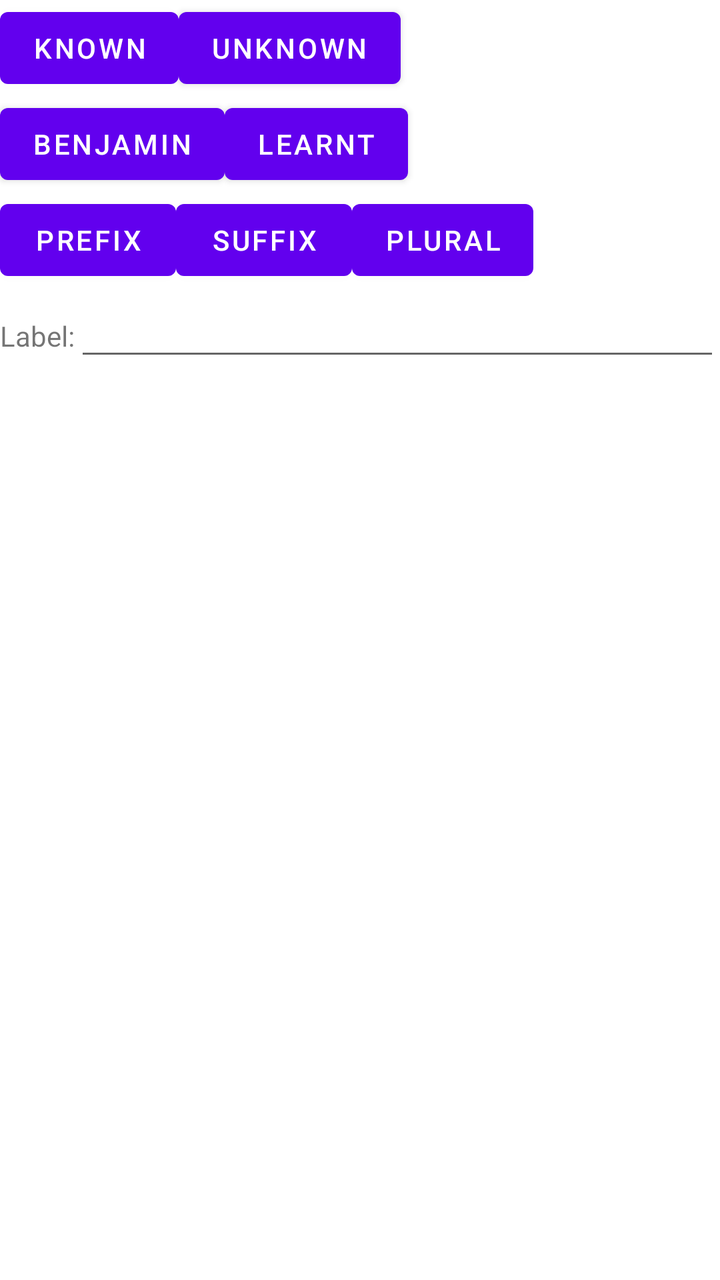
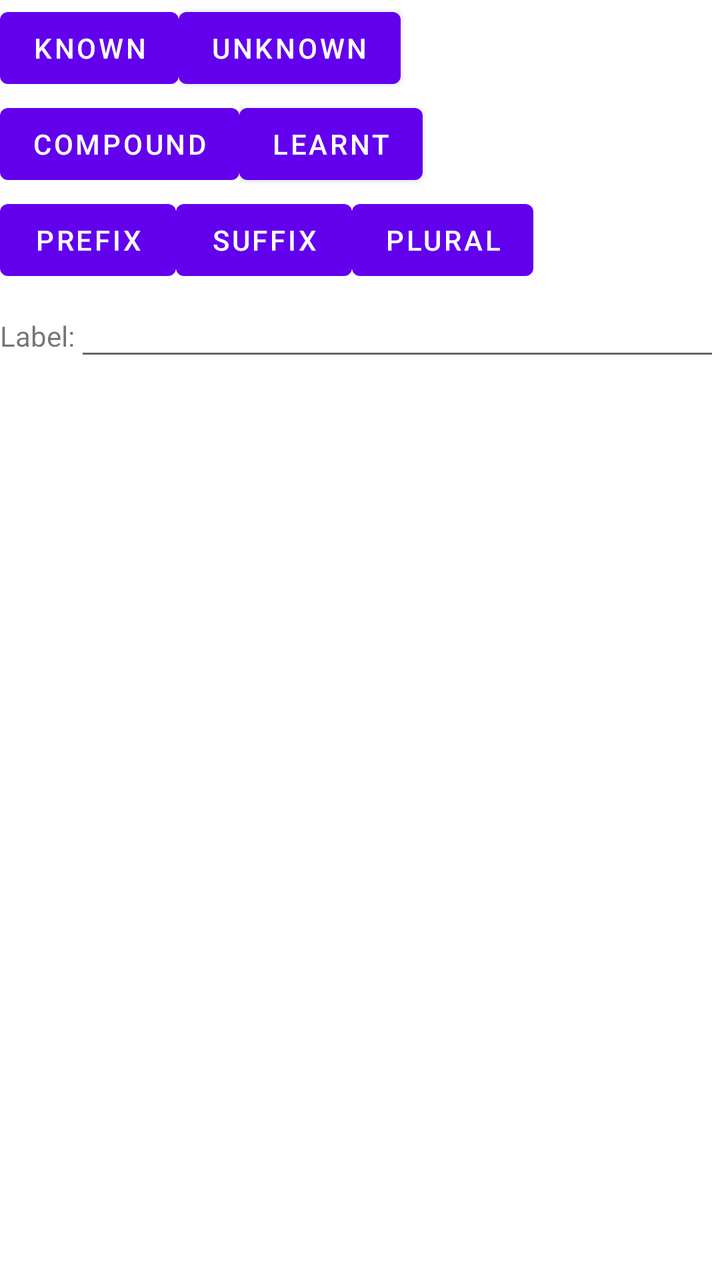

An Android layout rendered at two revisions. The XML below is the earlier revision; the diff shows what the commit changed to produce the second picture.
<!-- AndroidManifest.xml: application theme Theme.Anagram -->
<!-- res/layout/filter.xml -->
<?xml version="1.0" encoding="utf-8"?>
<LinearLayout xmlns:android="http://schemas.android.com/apk/res/android"
    android:orientation="vertical"
    android:layout_width="match_parent"
    android:layout_height="match_parent">
    <LinearLayout
        android:layout_width="match_parent"
        android:layout_height="wrap_content"
        android:orientation="horizontal">
        <Button
            android:layout_width="wrap_content"
            android:layout_height="wrap_content"
            android:text="Known"
            android:id="@+id/button24">
        </Button>
        <Button
            android:layout_width="wrap_content"
            android:layout_height="wrap_content"
            android:text="Unknown"
            android:id="@+id/button25">
        </Button>
    </LinearLayout>
    <LinearLayout
        android:layout_width="match_parent"
        android:layout_height="wrap_content"
        android:orientation="horizontal">
        <Button
            android:layout_width="wrap_content"
            android:layout_height="wrap_content"
            android:text="Benjamin"
            android:id="@+id/button26">
        </Button>
        <Button
            android:layout_width="wrap_content"
            android:layout_height="wrap_content"
            android:text="Learnt"
            android:id="@+id/button37">
        </Button>
    </LinearLayout>
    <LinearLayout
        android:layout_width="match_parent"
        android:layout_height="wrap_content"
        android:orientation="horizontal">
        <Button
            android:layout_width="wrap_content"
            android:layout_height="wrap_content"
            android:text="Prefix"
            android:id="@+id/button27">
        </Button>
        <Button
            android:layout_width="wrap_content"
            android:layout_height="wrap_content"
            android:text="Suffix"
            android:id="@+id/button28">
        </Button>
        <Button
            android:layout_width="wrap_content"
            android:layout_height="wrap_content"
            android:text="Plural"
            android:id="@+id/button34">
        </Button>
    </LinearLayout>
    <LinearLayout
        android:orientation="horizontal"
        android:layout_width="match_parent"
        android:layout_height="match_parent">
        <TextView
            android:layout_width="wrap_content"
            android:layout_height="wrap_content"
            android:text="Label:"
            android:id="@+id/textview11">
        </TextView>
        <EditText
            android:id="@+id/edittext6"
            android:layout_width="match_parent"
            android:layout_height="wrap_content">
        </EditText>
    </LinearLayout>
    <LinearLayout
        android:orientation="horizontal"
        android:layout_width="match_parent"
        android:layout_height="match_parent">
        <TextView
            android:layout_width="wrap_content"
            android:layout_height="wrap_content"
            android:text="Word length:"
            android:id="@+id/textview12">
        </TextView>
        <EditText
            android:id="@+id/edittext7"
            android:inputType="number"
            android:layout_width="match_parent"
            android:layout_height="wrap_content">
        </EditText>
    </LinearLayout>
</LinearLayout>
<!-- resources referenced by this layout -->
<resources>
  <style name="Theme.Anagram" parent="Theme.MaterialComponents.DayNight.DarkActionBar">
          
          <item name="colorPrimary">@color/purple_500</item>
          <item name="colorPrimaryVariant">@color/purple_700</item>
          <item name="colorOnPrimary">@color/white</item>
          
          <item name="colorSecondary">@color/teal_200</item>
          <item name="colorSecondaryVariant">@color/teal_700</item>
          <item name="colorOnSecondary">@color/black</item>
          
          <item name="android:statusBarColor" tools:targetApi="l">?attr/colorPrimaryVariant</item>
          
      </style>
  <color name="purple_500">#FF6200EE</color>
  <color name="purple_700">#FF3700B3</color>
  <color name="white">#FFFFFFFF</color>
  <color name="teal_200">#FF03DAC5</color>
  <color name="teal_700">#FF018786</color>
  <color name="black">#FF000000</color>
</resources>

<!-- the commit's change to res/layout/filter.xml (unified diff, before → after) -->
@@ -27,7 +27,7 @@
         <Button
             android:layout_width="wrap_content"
             android:layout_height="wrap_content"
-            android:text="Benjamin"
+            android:text="Compound"
             android:id="@+id/button26">
         </Button>
         <Button
